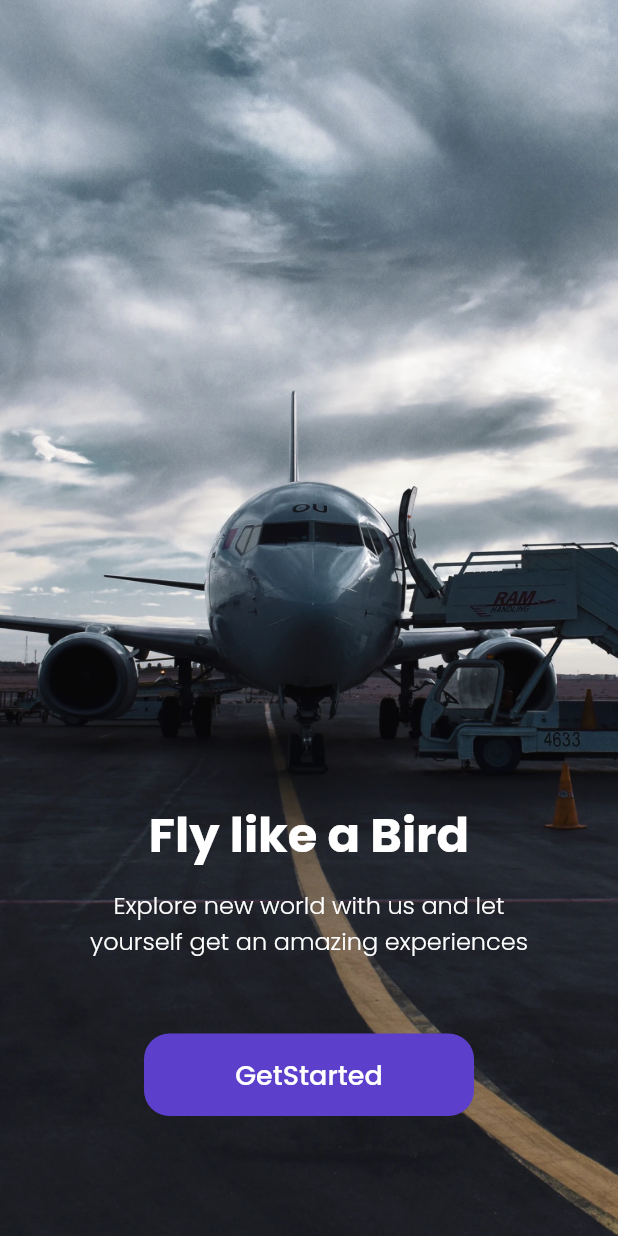
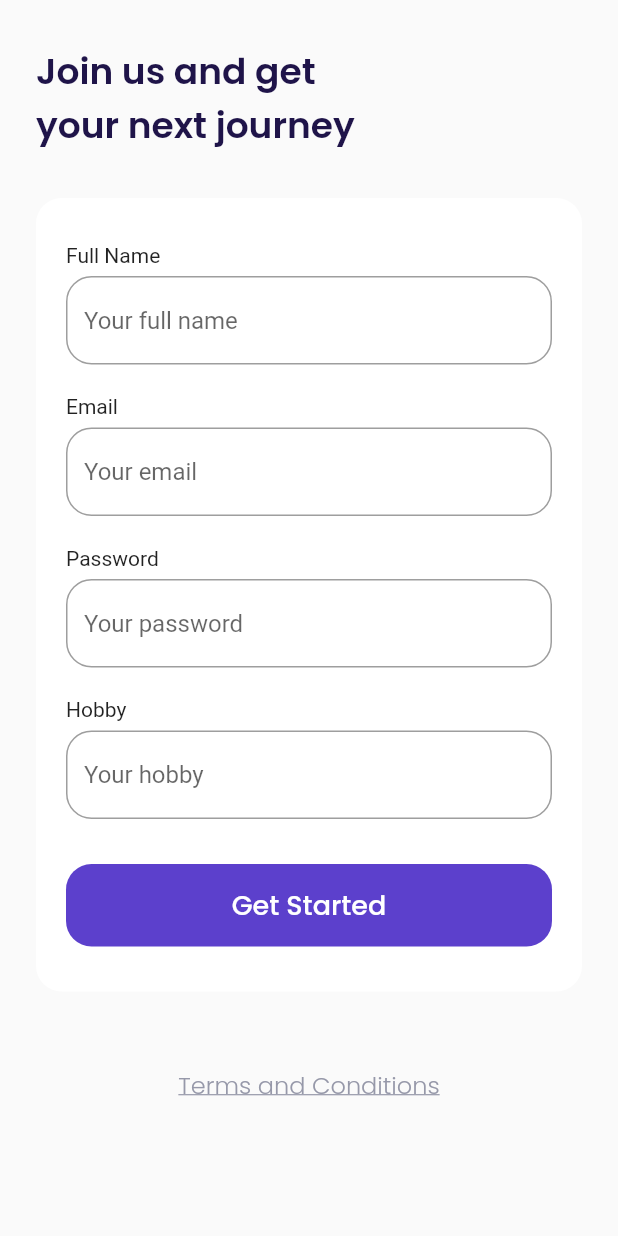
Before and after one commit to adheramaf7/airplane_app, a Flutter app: the screen it shows after launch, after a tap on "GetStarted", on a phone screen of 412 x 824 dp. Run offline on Flutter 3.47's test engine with Material 2 defaults, Android fonts, the phone set to English and light mode, and no system bars; our stand-ins replace google_fonts.

Commit message:
signup page

```diff
--- a/lib/main.dart
+++ b/lib/main.dart
@@ -1,3 +1,4 @@
+import 'package:airplane_app/ui/pages/signup_page.dart';
 import 'package:flutter/material.dart';
 import 'ui/pages/get_started_page.dart';
 import 'ui/pages/splash_page.dart';
@@ -17,6 +18,7 @@ class MyApp extends StatelessWidget {
       routes: {
         '/': (context) => const SplashPage(),
         '/get-started': (context) => const GetStartedPage(),
+        '/signup': (context) => const SignupPage()
       },
     );
   }
--- a/lib/shared/theme.dart
+++ b/lib/shared/theme.dart
@@ -1,14 +1,14 @@
 import 'package:flutter/material.dart';
 import 'package:google_fonts/google_fonts.dart';
 
-const Color kPrimaryColor = Color(0xff5C40CC);
-const Color kBlackColor = Color(0xff1F1449);
-const Color kWhiteColor = Color(0xffFFFFFF);
-const Color kGreyColor = Color(0xff9698A9);
-const Color kGreenColor = Color(0xff0EC3AE);
-const Color kRedColor = Color(0xffEB70A5);
-const Color kBackgroundColor = Color(0xffFAFAFA);
-const Color kInactiveColor = Color(0xffDBD7EC);
+Color kPrimaryColor = const Color(0xff5C40CC);
+Color kBlackColor = const Color(0xff1F1449);
+Color kWhiteColor = const Color(0xffFFFFFF);
+Color kGreyColor = const Color(0xff9698A9);
+Color kGreenColor = const Color(0xff0EC3AE);
+Color kRedColor = const Color(0xffEB70A5);
+Color kBackgroundColor = const Color(0xffFAFAFA);
+Color kInactiveColor = const Color(0xffDBD7EC);
 
 TextStyle primaryTextStyle = GoogleFonts.poppins(color: kPrimaryColor);
 TextStyle blackTextStyle = GoogleFonts.poppins(color: kBlackColor);
@@ -24,3 +24,6 @@ FontWeight semiBold = FontWeight.w600;
 FontWeight bold = FontWeight.w700;
 FontWeight extraBold = FontWeight.w800;
 FontWeight black = FontWeight.w900;
+
+double defaultMargin = 24;
+double defaultRadius = 17;
--- a/lib/ui/pages/get_started_page.dart
+++ b/lib/ui/pages/get_started_page.dart
@@ -39,11 +39,13 @@ class GetStartedPage extends StatelessWidget {
                 height: 55,
                 margin: const EdgeInsets.only(top: 50, bottom: 80),
                 child: TextButton(
-                  onPressed: () {},
+                  onPressed: () {
+                    Navigator.pushNamed(context, '/signup');
+                  },
                   style: TextButton.styleFrom(
                     backgroundColor: kPrimaryColor,
                     shape: RoundedRectangleBorder(
-                      borderRadius: BorderRadius.circular(17),
+                      borderRadius: BorderRadius.circular(defaultRadius),
                     ),
                   ),
                   child: Text(
--- /dev/null
+++ b/lib/ui/pages/signup_page.dart
@@ -0,0 +1,195 @@
+import 'package:airplane_app/shared/theme.dart';
+import 'package:flutter/material.dart';
+
+class SignupPage extends StatelessWidget {
+  const SignupPage({Key? key}) : super(key: key);
+
+  @override
+  Widget build(BuildContext context) {
+    Widget title() => Container(
+          margin: const EdgeInsets.only(top: 30),
+          child: Text(
+            'Join us and get\nyour next journey',
+            style: blackTextStyle.copyWith(fontSize: 24, fontWeight: semiBold),
+          ),
+        );
+
+    Widget inputSection() {
+      Widget nameInput() => Container(
+            margin: const EdgeInsets.only(
+              bottom: 20,
+            ),
+            child: Column(
+              crossAxisAlignment: CrossAxisAlignment.start,
+              children: [
+                const Text('Full Name'),
+                const SizedBox(
+                  height: 6,
+                ),
+                TextFormField(
+                  cursorColor: kBlackColor,
+                  decoration: InputDecoration(
+                    hintText: 'Your full name',
+                    border: OutlineInputBorder(
+                      borderRadius: BorderRadius.circular(defaultRadius),
+                    ),
+                    focusedBorder: OutlineInputBorder(
+                      borderRadius: BorderRadius.circular(defaultRadius),
+                      borderSide: BorderSide(color: kPrimaryColor),
+                    ),
+                  ),
+                )
+              ],
+            ),
+          );
+
+      Widget emailInput() => Container(
+            margin: const EdgeInsets.only(
+              bottom: 20,
+            ),
+            child: Column(
+              crossAxisAlignment: CrossAxisAlignment.start,
+              children: [
+                const Text('Email'),
+                const SizedBox(
+                  height: 6,
+                ),
+                TextFormField(
+                  cursorColor: kBlackColor,
+                  decoration: InputDecoration(
+                    hintText: 'Your email',
+                    border: OutlineInputBorder(
+                      borderRadius: BorderRadius.circular(defaultRadius),
+                    ),
+                    focusedBorder: OutlineInputBorder(
+                      borderRadius: BorderRadius.circular(defaultRadius),
+                      borderSide: BorderSide(color: kPrimaryColor),
+                    ),
+                  ),
+                )
+              ],
+            ),
+          );
+
+      Widget passwordInput() => Container(
+            margin: const EdgeInsets.only(
+              bottom: 20,
+            ),
+            child: Column(
+              crossAxisAlignment: CrossAxisAlignment.start,
+              children: [
+                const Text('Password'),
+                const SizedBox(
+                  height: 6,
+                ),
+                TextFormField(
+                  cursorColor: kBlackColor,
+                  obscureText: true,
+                  decoration: InputDecoration(
+                    hintText: 'Your password',
+                    border: OutlineInputBorder(
+                      borderRadius: BorderRadius.circular(defaultRadius),
+                    ),
+                    focusedBorder: OutlineInputBorder(
+                      borderRadius: BorderRadius.circular(defaultRadius),
+                      borderSide: BorderSide(color: kPrimaryColor),
+                    ),
+                  ),
+                )
+              ],
+            ),
+          );
+
+      Widget hobbyInput() => Container(
+            margin: const EdgeInsets.only(
+              bottom: 30,
+            ),
+            child: Column(
+              crossAxisAlignment: CrossAxisAlignment.start,
+              children: [
+                const Text('Hobby'),
+                const SizedBox(
+                  height: 6,
+                ),
+                TextFormField(
+                  cursorColor: kBlackColor,
+                  decoration: InputDecoration(
+                    hintText: 'Your hobby',
+                    border: OutlineInputBorder(
+                      borderRadius: BorderRadius.circular(defaultRadius),
+                    ),
+                    focusedBorder: OutlineInputBorder(
+                      borderRadius: BorderRadius.circular(defaultRadius),
+                      borderSide: BorderSide(color: kPrimaryColor),
+                    ),
+                  ),
+                )
+              ],
+            ),
+          );
+
+      Widget signupButton() => Container(
+            width: double.infinity,
+            height: 55,
+            child: TextButton(
+              onPressed: () {},
+              style: TextButton.styleFrom(
+                backgroundColor: kPrimaryColor,
+                shape: RoundedRectangleBorder(
+                  borderRadius: BorderRadius.circular(defaultRadius),
+                ),
+              ),
+              child: Text(
+                'Get Started',
+                style:
+                    whiteTextStyle.copyWith(fontSize: 18, fontWeight: medium),
+              ),
+            ),
+          );
+
+      return Container(
+        margin: const EdgeInsets.only(top: 30),
+        padding: const EdgeInsets.symmetric(horizontal: 20, vertical: 30),
+        decoration: BoxDecoration(
+          color: kWhiteColor,
+          borderRadius: BorderRadius.circular(defaultRadius),
+        ),
+        child: Column(
+          children: [
+            nameInput(),
+            emailInput(),
+            passwordInput(),
+            hobbyInput(),
+            signupButton(),
+          ],
+        ),
+      );
+    }
+
+    Widget tacButton() => Container(
+          alignment: Alignment.center,
+          margin: const EdgeInsets.only(top: 50, bottom: 73),
+          child: Text(
+            'Terms and Conditions',
+            style: greyTextStyle.copyWith(
+                fontSize: 16,
+                fontWeight: light,
+                decoration: TextDecoration.underline),
+          ),
+        );
+
+    return Scaffold(
+      backgroundColor: kBackgroundColor,
+      body: SafeArea(
+        child: ListView(
+          padding: EdgeInsets.symmetric(horizontal: defaultMargin),
+          children: [
+            title(),
+            inputSection(),
+            tacButton(),
+          ],
+        ),
+      ),
+    );
+  }
+}
```
